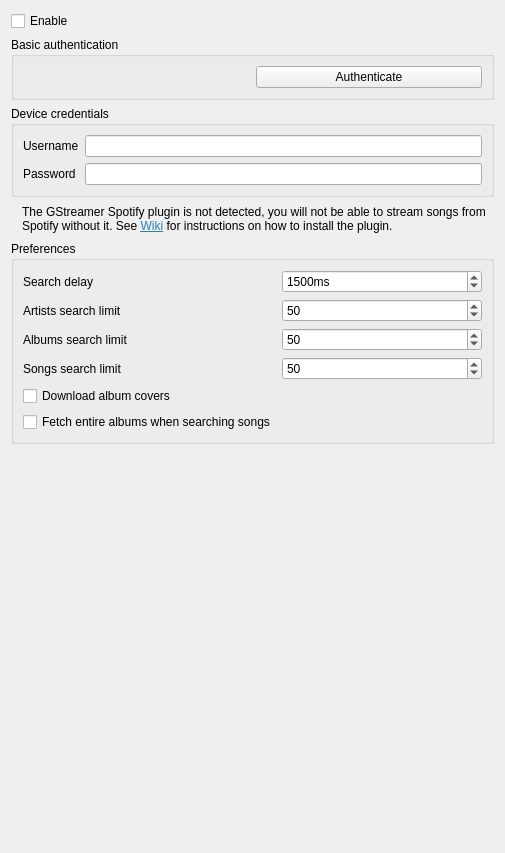
This is src/settings/spotifysettingspage.ui in strawberrymusicplayer/strawberry as Qt 5 draws it before an edit. The edited form follows.
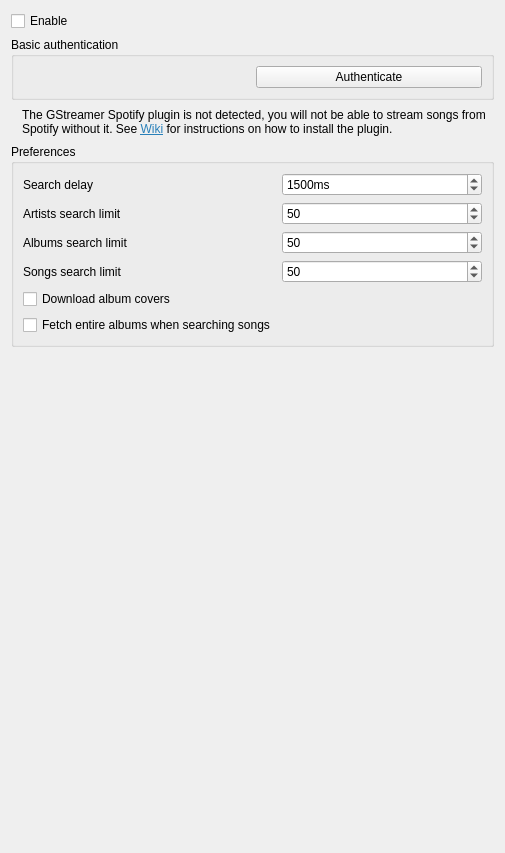
This is the edited form. Icons and pictures are not drawn. Custom widgets are drawn as their Qt base class.

Commit message: Replace Spotify username/password with access token

Patch:
```diff
--- a/src/settings/spotifysettingspage.ui
+++ b/src/settings/spotifysettingspage.ui
@@ -40,52 +40,6 @@
      </layout>
     </widget>
    </item>
-   <item>
-    <widget class="QGroupBox" name="group_device_credentials">
-     <property name="sizePolicy">
-      <sizepolicy hsizetype="Preferred" vsizetype="Maximum">
-       <horstretch>0</horstretch>
-       <verstretch>0</verstretch>
-      </sizepolicy>
-     </property>
-     <property name="title">
-      <string>Device credentials</string>
-     </property>
-     <layout class="QFormLayout" name="layout_credential_group">
-      <item row="1" column="0">
-       <widget class="QLabel" name="label_username">
-        <property name="text">
-         <string>Username</string>
-        </property>
-       </widget>
-      </item>
-      <item row="2" column="0">
-       <widget class="QLabel" name="label_password">
-        <property name="text">
-         <string>Password</string>
-        </property>
-       </widget>
-      </item>
-      <item row="2" column="1">
-       <widget class="QLineEdit" name="password">
-        <property name="text">
-         <string notr="true"/>
-        </property>
-        <property name="echoMode">
-         <enum>QLineEdit::EchoMode::Password</enum>
-        </property>
-       </widget>
-      </item>
-      <item row="1" column="1">
-       <widget class="QLineEdit" name="username">
-        <property name="text">
-         <string notr="true"/>
-        </property>
-       </widget>
-      </item>
-     </layout>
-    </widget>
-   </item>
    <item>
     <widget class="QWidget" name="widget_warning" native="true">
      <layout class="QHBoxLayout" name="horizontalLayout">
```
Left out of the diff: 1 changed line with no effect on the pictures. The commit also changes 7 other files.
